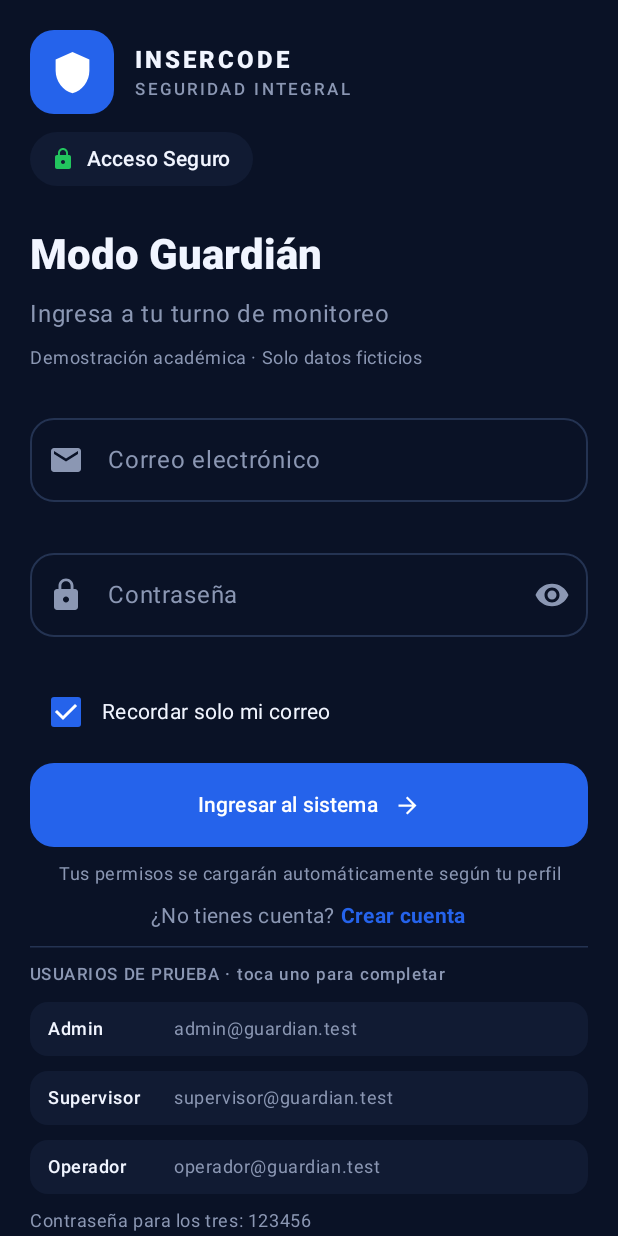
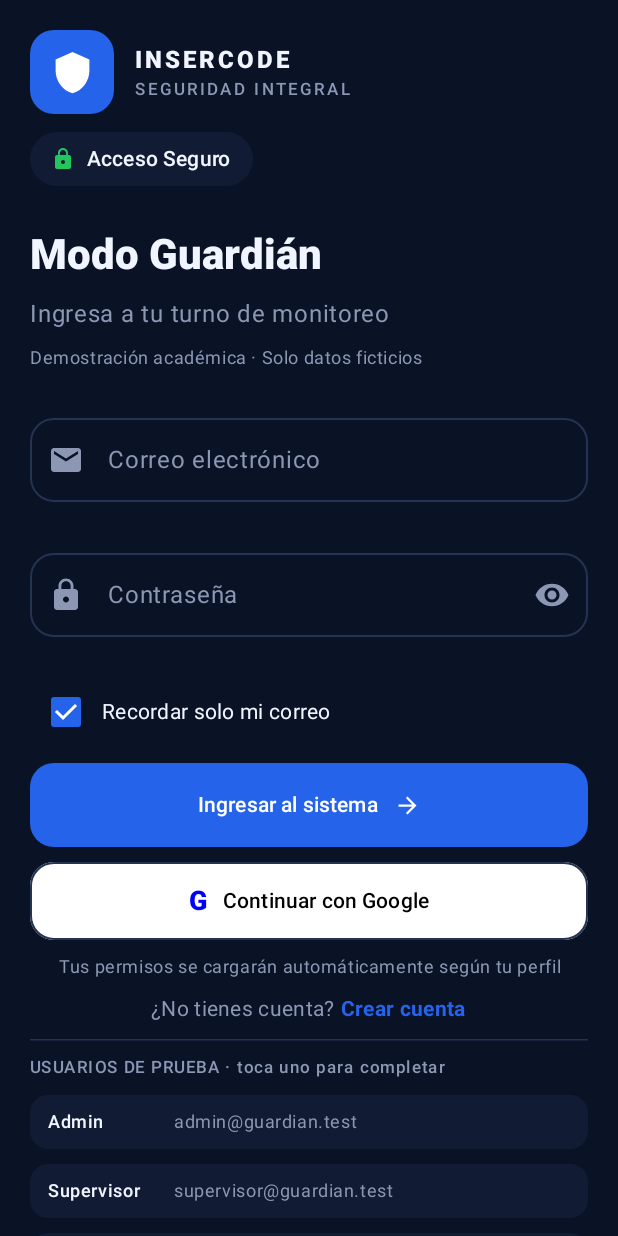
Before and after one commit to Gxnza47/AppModoGuardian_GrupoMaximilianoF_GonzaloS, an Android app built with Jetpack Compose: the screen it shows after launch (MainActivity), on a phone screen of 412 x 824 dp. Run offline under Robolectric (Android 15) with nearby library versions, the phone set to English and light mode, and no system bars; our stand-ins replace Firebase (no records; nobody signed in at launch, a user with empty details on screens opened directly), window size class.

Commit message:
Implementa inicio de sesion con Google y Firebase Auth

```diff
--- a/app/src/main/java/ui/screens/LoginScreen.kt
+++ b/app/src/main/java/ui/screens/LoginScreen.kt
@@ -1,10 +1,10 @@
 package com.example.modoguardian_grupomg.ui.screens
 
+import android.widget.Toast
 import androidx.compose.foundation.background
 import androidx.compose.foundation.clickable
 import androidx.compose.foundation.layout.*
 import androidx.compose.foundation.rememberScrollState
-import androidx.compose.foundation.shape.CircleShape
 import androidx.compose.foundation.shape.RoundedCornerShape
 import androidx.compose.foundation.text.KeyboardActions
 import androidx.compose.foundation.text.KeyboardOptions
@@ -24,6 +24,7 @@ import androidx.compose.ui.Alignment
 import androidx.compose.ui.Modifier
 import androidx.compose.ui.draw.clip
 import androidx.compose.ui.graphics.Color
+import androidx.compose.ui.platform.LocalContext
 import androidx.compose.ui.platform.LocalFocusManager
 import androidx.compose.ui.text.font.FontWeight
 import androidx.compose.ui.text.input.ImeAction
@@ -34,18 +35,45 @@ import androidx.compose.ui.text.style.TextAlign
 import androidx.compose.ui.tooling.preview.Preview
 import androidx.compose.ui.unit.dp
 import androidx.compose.ui.unit.sp
+import com.example.modoguardian_grupomg.GoogleAuthHelper
 import com.example.modoguardian_grupomg.model.LoginUiState
 import com.example.modoguardian_grupomg.ui.theme.ColorExito
 import com.example.modoguardian_grupomg.ui.theme.ModoGuardian_GrupoMGTheme
 import com.example.modoguardian_grupomg.ui.utils.obtenerWindowSizeClass
 import com.example.modoguardian_grupomg.viewmodel.LoginViewModel
+import kotlinx.coroutines.launch
 
 @Composable
 fun LoginScreen(viewModel: LoginViewModel, onCrearCuenta: () -> Unit = {}) {
     val state by viewModel.uiState.collectAsState()
-    LoginContent(state, viewModel::onEmailChange, viewModel::onPasswordChange,
-        viewModel::onRecordarCorreoChange, viewModel::onSimularSinConexionChange, viewModel::login,
-        onCrearCuenta)
+    val context = LocalContext.current
+    val coroutineScope = rememberCoroutineScope()
+    val googleAuthHelper = remember { GoogleAuthHelper(context) }
+
+    LoginContent(
+        state = state,
+        onEmailChange = viewModel::onEmailChange,
+        onPasswordChange = viewModel::onPasswordChange,
+        onRecordarCorreoChange = viewModel::onRecordarCorreoChange,
+        onSimularSinConexionChange = viewModel::onSimularSinConexionChange,
+        onLogin = viewModel::login,
+        onGoogleLogin = {
+            coroutineScope.launch {
+                val result = googleAuthHelper.signInWithGoogle()
+                result.onSuccess { email ->
+                    Toast.makeText(context, "Bienvenido $email", Toast.LENGTH_SHORT).show()
+                    viewModel.loginConGoogle(email)
+                }.onFailure { error ->
+                    Toast.makeText(
+                        context,
+                        error.message ?: "Error al iniciar con Google",
+                        Toast.LENGTH_LONG
+                    ).show()
+                }
+            }
+        },
+        onCrearCuenta = onCrearCuenta
+    )
 }
 
 @Composable
@@ -56,30 +84,51 @@ fun LoginContent(
     onRecordarCorreoChange: (Boolean) -> Unit = {},
     onSimularSinConexionChange: (Boolean) -> Unit = {},
     onLogin: () -> Unit = {},
+    onGoogleLogin: () -> Unit = {},
     onCrearCuenta: () -> Unit = {}
 ) {
     val compact = obtenerWindowSizeClass().widthSizeClass == WindowWidthSizeClass.Compact
-    // El contenido se desplaza con el teclado y en móviles apaisados de poca altura.
     Scaffold(containerColor = MaterialTheme.colorScheme.background) { innerPadding ->
-        Box(Modifier.fillMaxSize().padding(innerPadding).imePadding()
-            .verticalScroll(rememberScrollState()).padding(if (compact) 20.dp else 32.dp),
-            contentAlignment = Alignment.Center) {
+        Box(
+            Modifier
+                .fillMaxSize()
+                .padding(innerPadding)
+                .imePadding()
+                .verticalScroll(rememberScrollState())
+                .padding(if (compact) 20.dp else 32.dp),
+            contentAlignment = Alignment.Center
+        ) {
             if (compact) {
-                Column(Modifier.widthIn(max = 480.dp).fillMaxWidth(),
-                    verticalArrangement = Arrangement.spacedBy(24.dp)) {
+                Column(
+                    Modifier
+                        .widthIn(max = 480.dp)
+                        .fillMaxWidth(),
+                    verticalArrangement = Arrangement.spacedBy(24.dp)
+                ) {
                     GuardianBrand()
-                    LoginForm(state, onEmailChange, onPasswordChange, onRecordarCorreoChange,
-                        onSimularSinConexionChange, onLogin, onCrearCuenta)
+                    LoginForm(
+                        state, onEmailChange, onPasswordChange, onRecordarCorreoChange,
+                        onSimularSinConexionChange, onLogin, onGoogleLogin, onCrearCuenta
+                    )
                 }
             } else {
-                Card(Modifier.widthIn(max = 1040.dp).fillMaxWidth(),
-                    colors = CardDefaults.cardColors(containerColor = MaterialTheme.colorScheme.surface)) {
-                    Row(Modifier.padding(32.dp), horizontalArrangement = Arrangement.spacedBy(32.dp),
-                        verticalAlignment = Alignment.CenterVertically) {
+                Card(
+                    Modifier
+                        .widthIn(max = 1040.dp)
+                        .fillMaxWidth(),
+                    colors = CardDefaults.cardColors(containerColor = MaterialTheme.colorScheme.surface)
+                ) {
+                    Row(
+                        Modifier.padding(32.dp),
+                        horizontalArrangement = Arrangement.spacedBy(32.dp),
+                        verticalAlignment = Alignment.CenterVertically
+                    ) {
                         Column(Modifier.weight(1f)) { GuardianBrand() }
                         Column(Modifier.weight(1.2f)) {
-                            LoginForm(state, onEmailChange, onPasswordChange, onRecordarCorreoChange,
-                                onSimularSinConexionChange, onLogin, onCrearCuenta)
+                            LoginForm(
+                                state, onEmailChange, onPasswordChange, onRecordarCorreoChange,
+                                onSimularSinConexionChange, onLogin, onGoogleLogin, onCrearCuenta
+                            )
                         }
                     }
                 }
@@ -93,22 +142,39 @@ private fun GuardianBrand() {
     Column(Modifier.fillMaxWidth(), verticalArrangement = Arrangement.spacedBy(12.dp)) {
         Row(verticalAlignment = Alignment.CenterVertically) {
             Box(
-                Modifier.size(56.dp).clip(RoundedCornerShape(16.dp)).background(MaterialTheme.colorScheme.primary),
+                Modifier
+                    .size(56.dp)
+                    .clip(RoundedCornerShape(16.dp))
+                    .background(MaterialTheme.colorScheme.primary),
                 contentAlignment = Alignment.Center
             ) {
-                Icon(Icons.Filled.Shield, contentDescription = "Logo de Modo Guardián",
-                    tint = Color.White, modifier = Modifier.size(30.dp))
+                Icon(
+                    Icons.Filled.Shield,
+                    contentDescription = "Logo de Modo Guardián",
+                    tint = Color.White,
+                    modifier = Modifier.size(30.dp)
+                )
             }
             Spacer(Modifier.width(14.dp))
             Column(Modifier.weight(1f)) {
-                Text("INSERCODE", style = MaterialTheme.typography.titleMedium,
-                    fontWeight = FontWeight.ExtraBold, letterSpacing = 2.sp)
-                Text("SEGURIDAD INTEGRAL", style = MaterialTheme.typography.labelSmall,
-                    color = MaterialTheme.colorScheme.onSurfaceVariant, letterSpacing = 2.sp)
+                Text(
+                    "INSERCODE",
+                    style = MaterialTheme.typography.titleMedium,
+                    fontWeight = FontWeight.ExtraBold,
+                    letterSpacing = 2.sp
+                )
+                Text(
+                    "SEGURIDAD INTEGRAL",
+                    style = MaterialTheme.typography.labelSmall,
+                    color = MaterialTheme.colorScheme.onSurfaceVariant,
+                    letterSpacing = 2.sp
+                )
             }
         }
         Row(
-            Modifier.clip(RoundedCornerShape(24.dp)).background(MaterialTheme.colorScheme.surface)
+            Modifier
+                .clip(RoundedCornerShape(24.dp))
+                .background(MaterialTheme.colorScheme.surface)
                 .padding(horizontal = 14.dp, vertical = 8.dp),
             verticalAlignment = Alignment.CenterVertically
         ) {
@@ -118,13 +184,18 @@ private fun GuardianBrand() {
         }
         Spacer(Modifier.height(4.dp))
         Text("Modo Guardián", style = MaterialTheme.typography.headlineMedium, fontWeight = FontWeight.ExtraBold)
-        Text("Ingresa a tu turno de monitoreo", style = MaterialTheme.typography.bodyLarge,
-            color = MaterialTheme.colorScheme.onSurfaceVariant)
-        Text("Demostración académica · Solo datos ficticios", style = MaterialTheme.typography.bodySmall,
-            color = MaterialTheme.colorScheme.onSurfaceVariant)
+        Text(
+            "Ingresa a tu turno de monitoreo",
+            style = MaterialTheme.typography.bodyLarge,
+            color = MaterialTheme.colorScheme.onSurfaceVariant
+        )
+        Text(
+            "Demostración académica · Solo datos ficticios",
+            style = MaterialTheme.typography.bodySmall,
+            color = MaterialTheme.colorScheme.onSurfaceVariant
+        )
     }
 }
-
 @Composable
 private fun LoginForm(
     state: LoginUiState,
@@ -133,6 +204,7 @@ private fun LoginForm(
     onRecordarCorreoChange: (Boolean) -> Unit,
     onSimularSinConexionChange: (Boolean) -> Unit,
     onLogin: () -> Unit,
+    onGoogleLogin: () -> Unit,
     onCrearCuenta: () -> Unit
 ) {
     val focusManager = LocalFocusManager.current
@@ -140,27 +212,32 @@ private fun LoginForm(
     var verClave by rememberSaveable { mutableStateOf(false) }
     val forma = RoundedCornerShape(16.dp)
     Column(Modifier.fillMaxWidth(), verticalArrangement = Arrangement.spacedBy(10.dp)) {
-        // Los errores se muestran después de enviar; la contraseña está oculta salvo que se pulse el ojo.
-        OutlinedTextField(state.email, onEmailChange, modifier = Modifier.fillMaxWidth(), shape = forma,
+        OutlinedTextField(
+            state.email, onEmailChange, modifier = Modifier.fillMaxWidth(), shape = forma,
             label = { Text("Correo electrónico") }, singleLine = true, enabled = !state.isLoading,
             leadingIcon = { Icon(Icons.Filled.Email, contentDescription = null) },
             isError = state.errores.email != null,
             supportingText = { state.errores.email?.let { Text(it) } },
-            keyboardOptions = KeyboardOptions(keyboardType = KeyboardType.Email, imeAction = ImeAction.Next))
-        OutlinedTextField(state.password, onPasswordChange, modifier = Modifier.fillMaxWidth(), shape = forma,
+            keyboardOptions = KeyboardOptions(keyboardType = KeyboardType.Email, imeAction = ImeAction.Next)
+        )
+        OutlinedTextField(
+            state.password, onPasswordChange, modifier = Modifier.fillMaxWidth(), shape = forma,
             label = { Text("Contraseña") }, singleLine = true, enabled = !state.isLoading,
             leadingIcon = { Icon(Icons.Filled.Lock, contentDescription = null) },
             trailingIcon = {
                 IconButton(onClick = { verClave = !verClave }) {
-                    Icon(if (verClave) Icons.Filled.VisibilityOff else Icons.Filled.Visibility,
-                        contentDescription = if (verClave) "Ocultar contraseña" else "Mostrar contraseña")
+                    Icon(
+                        if (verClave) Icons.Filled.VisibilityOff else Icons.Filled.Visibility,
+                        contentDescription = if (verClave) "Ocultar contraseña" else "Mostrar contraseña"
+                    )
                 }
             },
             visualTransformation = if (verClave) VisualTransformation.None else PasswordVisualTransformation(),
             isError = state.errores.password != null,
             supportingText = { state.errores.password?.let { Text(it) } },
             keyboardOptions = KeyboardOptions(keyboardType = KeyboardType.Password, imeAction = ImeAction.Done),
-            keyboardActions = KeyboardActions(onDone = { if (state.isLoginEnabled) submit() }))
+            keyboardActions = KeyboardActions(onDone = { if (state.isLoginEnabled) submit() })
+        )
         Row(verticalAlignment = Alignment.CenterVertically) {
             Checkbox(state.recordarCorreo, onRecordarCorreoChange, enabled = !state.isLoading)
             Text("Recordar solo mi correo", style = MaterialTheme.typography.bodyMedium)
@@ -169,9 +246,13 @@ private fun LoginForm(
             Text(it, color = MaterialTheme.colorScheme.error, style = MaterialTheme.typography.bodyMedium)
         }
         state.aviso?.let { Text(it, color = MaterialTheme.colorScheme.onSurfaceVariant) }
-        // El botón permanece activo. El ViewModel evita solicitudes duplicadas en carga.
-        Button(submit, enabled = state.isLoginEnabled, shape = forma,
-            modifier = Modifier.fillMaxWidth().height(56.dp)) {
+
+        Button(
+            submit, enabled = state.isLoginEnabled, shape = forma,
+            modifier = Modifier
+                .fillMaxWidth()
+                .height(56.dp)
+        ) {
             if (state.isLoading) {
                 CircularProgressIndicator(Modifier.size(18.dp), strokeWidth = 2.dp)
                 Spacer(Modifier.width(10.dp))
@@ -182,45 +263,93 @@ private fun LoginForm(
                 Icon(Icons.AutoMirrored.Filled.ArrowForward, contentDescription = null, modifier = Modifier.size(18.dp))
             }
         }
-        Text("Tus permisos se cargarán automáticamente según tu perfil",
+
+        OutlinedButton(
+            onClick = {
+                focusManager.clearFocus()
+                onGoogleLogin()
+            },
+            enabled = !state.isLoading,
+            shape = forma,
+            modifier = Modifier
+                .fillMaxWidth()
+                .height(52.dp),
+            colors = ButtonDefaults.outlinedButtonColors(
+                containerColor = Color.White,
+                contentColor = Color.Black
+            )
+        ) {
+            Text(
+                text = "G",
+                fontWeight = FontWeight.ExtraBold,
+                fontSize = 18.sp,
+                color = Color.Blue
+            )
+            Spacer(Modifier.width(10.dp))
+            Text(
+                text = "Continuar con Google",
+                fontWeight = FontWeight.SemiBold
+            )
+        }
+
+        Text(
+            "Tus permisos se cargarán automáticamente según tu perfil",
             style = MaterialTheme.typography.bodySmall, color = MaterialTheme.colorScheme.onSurfaceVariant,
-            textAlign = TextAlign.Center, modifier = Modifier.fillMaxWidth())
+            textAlign = TextAlign.Center, modifier = Modifier.fillMaxWidth()
+        )
 
-        Row(Modifier.fillMaxWidth(), horizontalArrangement = Arrangement.Center,
-            verticalAlignment = Alignment.CenterVertically) {
-            Text("¿No tienes cuenta? ", style = MaterialTheme.typography.bodyMedium,
-                color = MaterialTheme.colorScheme.onSurfaceVariant)
-            Text("Crear cuenta", style = MaterialTheme.typography.bodyMedium, fontWeight = FontWeight.Bold,
+        Row(
+            Modifier.fillMaxWidth(), horizontalArrangement = Arrangement.Center,
+            verticalAlignment = Alignment.CenterVertically
+        ) {
+            Text(
+                "¿No tienes cuenta? ", style = MaterialTheme.typography.bodyMedium,
+                color = MaterialTheme.colorScheme.onSurfaceVariant
+            )
+            Text(
+                "Crear cuenta", style = MaterialTheme.typography.bodyMedium, fontWeight = FontWeight.Bold,
                 color = MaterialTheme.colorScheme.primary,
-                modifier = Modifier.clickable(enabled = !state.isLoading, onClick = onCrearCuenta))
+                modifier = Modifier.clickable(enabled = !state.isLoading, onClick = onCrearCuenta)
+            )
         }
 
         HorizontalDivider()
-        Text("USUARIOS DE PRUEBA · toca uno para completar", style = MaterialTheme.typography.labelSmall,
-            color = MaterialTheme.colorScheme.onSurfaceVariant, letterSpacing = 1.sp)
+        Text(
+            "USUARIOS DE PRUEBA · toca uno para completar", style = MaterialTheme.typography.labelSmall,
+            color = MaterialTheme.colorScheme.onSurfaceVariant, letterSpacing = 1.sp
+        )
         listOf(
             "Admin" to "admin@guardian.test",
             "Supervisor" to "supervisor@guardian.test",
             "Operador" to "operador@guardian.test"
         ).forEach { (rol, correo) ->
             Row(
-                Modifier.fillMaxWidth().clip(RoundedCornerShape(12.dp))
+                Modifier
+                    .fillMaxWidth()
+                    .clip(RoundedCornerShape(12.dp))
                     .background(MaterialTheme.colorScheme.surface)
                     .clickable(enabled = !state.isLoading) { onEmailChange(correo); onPasswordChange("123456") }
                     .padding(horizontal = 12.dp, vertical = 10.dp),
                 verticalAlignment = Alignment.CenterVertically
             ) {
-                Text(rol, fontWeight = FontWeight.SemiBold, style = MaterialTheme.typography.bodySmall,
-                    modifier = Modifier.width(84.dp))
-                Text(correo, style = MaterialTheme.typography.bodySmall,
-                    color = MaterialTheme.colorScheme.onSurfaceVariant)
+                Text(
+                    rol, fontWeight = FontWeight.SemiBold, style = MaterialTheme.typography.bodySmall,
+                    modifier = Modifier.width(84.dp)
+                )
+                Text(
+                    correo, style = MaterialTheme.typography.bodySmall,
+                    color = MaterialTheme.colorScheme.onSurfaceVariant
+                )
             }
         }
-        Text("Contraseña para los tres: 123456", style = MaterialTheme.typography.bodySmall,
-            color = MaterialTheme.colorScheme.onSurfaceVariant)
-        // Permite demostrar el error y reintento sin depender de un servidor externo.
-        Row(verticalAlignment = Alignment.CenterVertically,
-            horizontalArrangement = Arrangement.spacedBy(8.dp)) {
+        Text(
+            "Contraseña para los tres: 123456", style = MaterialTheme.typography.bodySmall,
+            color = MaterialTheme.colorScheme.onSurfaceVariant
+        )
+        Row(
+            verticalAlignment = Alignment.CenterVertically,
+            horizontalArrangement = Arrangement.spacedBy(8.dp)
+        ) {
             Switch(state.simularSinConexion, onSimularSinConexionChange, enabled = !state.isLoading)
             Text("Simular desconexión", style = MaterialTheme.typography.bodySmall)
         }
@@ -237,7 +366,11 @@ private fun LoginPreview() { ModoGuardian_GrupoMGTheme { LoginContent(LoginUiSta
 @Composable
 private fun LoginErrorPreview() {
     ModoGuardian_GrupoMGTheme {
-        LoginContent(LoginUiState(email = "correo incorrecto", password = "12",
-            errores = com.example.modoguardian_grupomg.model.LoginValidator.validar("correo incorrecto", "12")))
+        LoginContent(
+            LoginUiState(
+                email = "correo incorrecto", password = "12",
+                errores = com.example.modoguardian_grupomg.model.LoginValidator.validar("correo incorrecto", "12")
+            )
+        )
     }
 }
--- a/build.gradle.kts
+++ b/build.gradle.kts
@@ -3,4 +3,5 @@ plugins {
     alias(libs.plugins.android.application) apply false
     alias(libs.plugins.kotlin.android) apply false
     alias(libs.plugins.kotlin.compose) apply false
+    id("com.google.gms.google-services") version "4.4.2" apply false
 }
```
Also changed, not shown: app/build.gradle.kts (+11 -0 lines), app/src/main/java/com/example/modoguardian_grupomg/GoogleAuthHelper.kt (added, +53 -0 lines), app/src/main/java/viewmodel/LoginViewModel.kt (+33 -10 lines), 1 other file.
